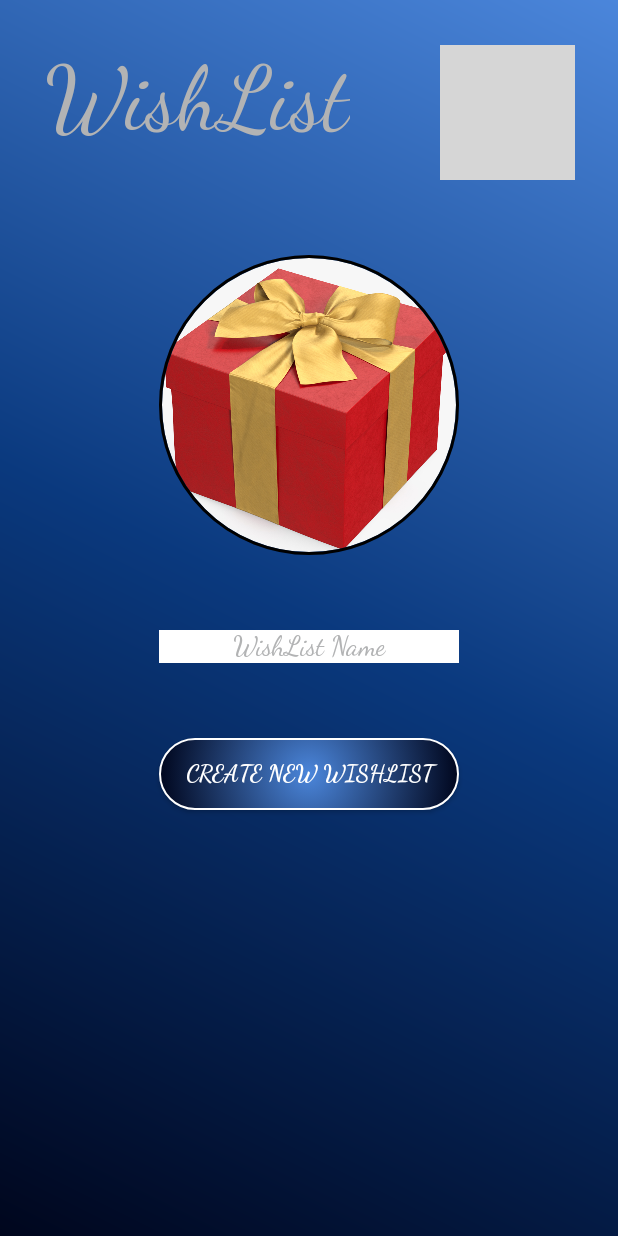
After one commit to RainMaker1707/LSINF1225-2020-GroupeL31-WishList, an Android app: the NewWishList screen opened directly, with no data from a screen before it, on a phone screen of 412 x 824 dp. The commit adds this screen. Run offline under Robolectric (Android 15) with nearby library versions, the phone set to English and light mode, and no system bars; our stand-ins replace CircleImageView; grey boxes are pictures that could not be loaded.

Commit message:
Automated wishList and creation

```diff
--- /dev/null
+++ b/app/src/main/java/be/uclouvain/lsinf1225/groupel31/wishlist/Views/NewWishList.java
@@ -0,0 +1,35 @@
+package be.uclouvain.lsinf1225.groupel31.wishlist.Views;
+
+import androidx.appcompat.app.AppCompatActivity;
+
+import android.content.Intent;
+import android.os.Bundle;
+import android.view.View;
+import android.widget.Button;
+import android.widget.EditText;
+
+import be.uclouvain.lsinf1225.groupel31.wishlist.Classes.User;
+import be.uclouvain.lsinf1225.groupel31.wishlist.R;
+
+public class NewWishList extends AppCompatActivity {
+    private Button create;
+    private EditText name_in;
+    private User user = User.getInstance();
+    @Override
+    protected void onCreate(Bundle savedInstanceState) {
+        super.onCreate(savedInstanceState);
+        setContentView(R.layout.activity_new_wish_list);
+        name_in = findViewById(R.id.name_in);
+        create = findViewById(R.id.button_create);
+        create.setOnClickListener(new View.OnClickListener() {
+            @Override
+            public void onClick(View v) {
+                String name = name_in.getText().toString();
+                user.createWishList(name, null);
+                Intent next_layout = new Intent(getApplicationContext(), LayoutWishList.class);
+                startActivity(next_layout);
+                finish();
+            }
+        });
+    }
+}
--- a/app/src/main/java/be/uclouvain/lsinf1225/groupel31/wishlist/tools/WishListAdapter.java
+++ b/app/src/main/java/be/uclouvain/lsinf1225/groupel31/wishlist/tools/WishListAdapter.java
@@ -51,6 +51,7 @@ public class WishListAdapter extends BaseAdapter {
 
         title.setText(current.getName());
         items.setText(String.format("Wish In: %d", current.getSize()));
+        //TODO set Image
 
 
         return convertView;
--- /dev/null
+++ b/app/src/main/res/layout/activity_new_wish_list.xml
@@ -0,0 +1,83 @@
+<?xml version="1.0" encoding="utf-8"?>
+<LinearLayout
+    xmlns:android="http://schemas.android.com/apk/res/android"
+    xmlns:app="http://schemas.android.com/apk/res-auto"
+    xmlns:tools="http://schemas.android.com/tools"
+    android:layout_width="match_parent"
+    android:layout_height="match_parent"
+    android:background="@drawable/blue_background"
+    android:orientation="vertical"
+    tools:context=".Views.NewWishList">
+    <LinearLayout
+        android:layout_width="wrap_content"
+        android:layout_height="wrap_content"
+        android:orientation="horizontal">
+        <TextView
+            android:layout_width="wrap_content"
+            android:layout_height="wrap_content"
+            android:text="@string/app_name"
+            android:textSize="60sp"
+            android:fontFamily="cursive"
+            android:textColor="@color/LightGray"
+            android:layout_marginStart="30dp"
+            android:layout_marginTop="30dp"
+            android:gravity="center"
+            />
+
+        <de.hdodenhof.circleimageview.CircleImageView
+            android:id="@+id/picture_profile"
+            android:layout_width="90dp"
+            android:layout_height="90dp"
+            android:src="@drawable/no_picture"
+            android:layout_marginStart="60dp"
+            android:layout_marginTop="30dp"
+            app:civ_border_width="2dp"
+            app:civ_border_color="@color/Black"
+            />
+    </LinearLayout>
+
+    <de.hdodenhof.circleimageview.CircleImageView
+        android:id="@+id/picture_wishlist"
+        android:layout_width="200dp"
+        android:layout_height="200dp"
+        android:src="@drawable/picture_gift"
+        android:layout_gravity="center"
+        android:layout_marginTop="50dp"
+        app:civ_border_width="2dp"
+        app:civ_border_color="@color/Black"/>
+
+    <EditText
+        android:id="@+id/name_in"
+        android:layout_width="wrap_content"
+        android:layout_height="wrap_content"
+        android:width="200dp"
+        android:height="40dp"
+        android:inputType="textWebPassword"
+        android:hint="@string/wishlist_name"
+        android:fontFamily="cursive"
+        android:layout_gravity="center"
+        android:gravity="center"
+        android:textColorHint="@color/LightGray"
+        android:textColor="@color/DarkGray"
+        android:background="@color/White"
+        android:layout_marginTop="50dp"
+        tools:ignore="Autofill"
+        />
+
+    <Button
+        android:layout_width="wrap_content"
+        android:layout_height="wrap_content"
+        android:id="@+id/button_create"
+        android:layout_gravity="center"
+        android:layout_marginTop="50dp"
+        android:fontFamily="cursive"
+        android:background="@drawable/simple_button"
+        android:textSize="15sp"
+        android:textStyle="bold"
+        android:text ="@string/create_wishlist_button"
+        />
+
+
+
+
+</LinearLayout>
--- a/app/src/main/res/values/strings.xml
+++ b/app/src/main/res/values/strings.xml
@@ -23,4 +23,6 @@
     <string name="image_wishlist_desc">WishList picture</string>
     <string name="desc_background">background of the widget</string>
     <string name="wish_in_format">Wish In : %d</string>
+    <string name="create_wishlist_button">Create New WishList</string>
+    <string name="wishlist_name">WishList Name</string>
 </resources>
--- a/app/src/main/res/values/styles.xml
+++ b/app/src/main/res/values/styles.xml
@@ -1,6 +1,6 @@
 <resources>
 
-    <!-- Base application theme. -->
+    <!-- LayoutWishList application theme. -->
     <style name="AppTheme" parent="Theme.AppCompat.NoActionBar">
         <!-- Customize your theme here. -->
         <item name="colorPrimary">@color/colorPrimary</item>
```
Also changed, not shown: app/src/main/AndroidManifest.xml (+5 -4 lines), app/src/main/java/be/uclouvain/lsinf1225/groupel31/wishlist/Classes/User.java (+103 -16 lines), app/src/main/java/be/uclouvain/lsinf1225/groupel31/wishlist/Views/Base.java (deleted, +0 -39 lines), app/src/main/java/be/uclouvain/lsinf1225/groupel31/wishlist/Views/LayoutWishList.java (added, +48 -0 lines), app/src/main/java/be/uclouvain/lsinf1225/groupel31/wishlist/Views/SignIn.java (+13 -12 lines), app/src/main/java/be/uclouvain/lsinf1225/groupel31/wishlist/Views/SignUp.java (+6 -7 lines), app/src/main/res/layout/activity_wishlist.xml (renamed from app/src/main/res/layout/activity_base.xml, +29 -1 lines), app/src/main/res/layout/simple_button_layout.xml (added, +12 -0 lines).
